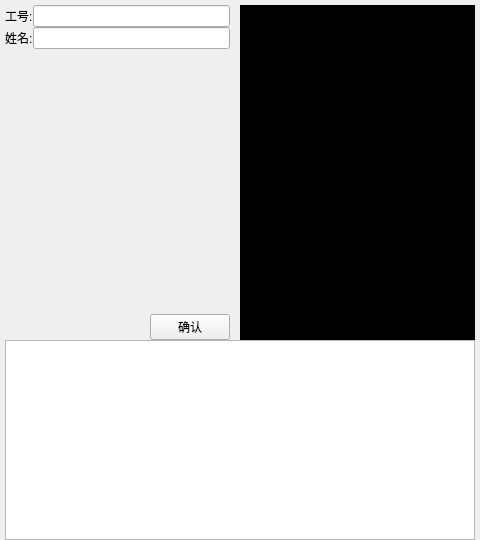
Before: the Qt Designer form ui/register/registerpage.ui in ChaoII/fram-qt, drawn with Qt 5.
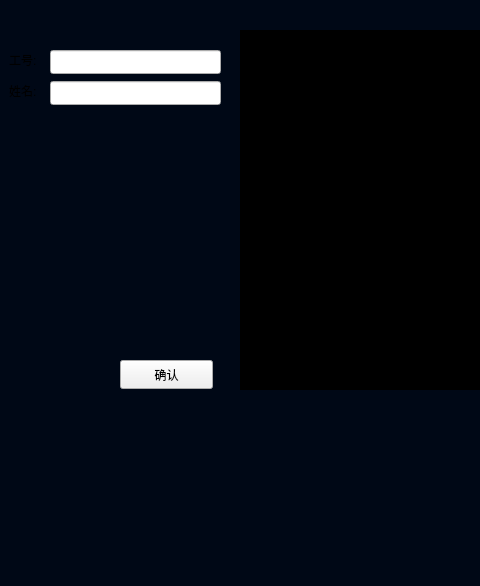
After: the same form once the commit is applied. Icons and pictures are not drawn.

Commit message: optmize ui style

Diff of the .ui file:
```diff
--- a/ui/register/registerpage.ui
+++ b/ui/register/registerpage.ui
@@ -7,7 +7,7 @@
     <x>0</x>
     <y>0</y>
     <width>480</width>
-    <height>540</height>
+    <height>586</height>
    </rect>
   </property>
   <property name="sizePolicy">
@@ -16,181 +16,170 @@
     <verstretch>0</verstretch>
    </sizepolicy>
   </property>
-  <property name="minimumSize">
-   <size>
-    <width>480</width>
-    <height>540</height>
-   </size>
-  </property>
-  <property name="maximumSize">
-   <size>
-    <width>480</width>
-    <height>540</height>
-   </size>
-  </property>
   <property name="windowTitle">
    <string>Form</string>
   </property>
   <property name="styleSheet">
-   <string notr="true"/>
+   <string notr="true">#RegisterPage{
+	background-color: rgb(0, 8, 22);
+}
+#lw_icon{
+	background-color:transparent;
+	color:rgb(255,255,255);
+}
+#pic_cover{
+	border-image: url(:/image/注册摄像头界面240x360.png);
+}
+
+#bar_cover{
+border-image:url(:/image/上部标题栏480X24.png);
+}
+</string>
   </property>
-  <layout class="QVBoxLayout" name="verticalLayout_2">
-   <property name="spacing">
-    <number>0</number>
+  <widget class="QListWidget" name="lw_icon">
+   <property name="geometry">
+    <rect>
+     <x>0</x>
+     <y>400</y>
+     <width>480</width>
+     <height>183</height>
+    </rect>
    </property>
-   <property name="sizeConstraint">
-    <enum>QLayout::SetMaximumSize</enum>
+   <property name="sizePolicy">
+    <sizepolicy hsizetype="Preferred" vsizetype="Preferred">
+     <horstretch>0</horstretch>
+     <verstretch>0</verstretch>
+    </sizepolicy>
    </property>
-   <property name="leftMargin">
-    <number>5</number>
+  </widget>
+  <widget class="QWidget" name="pic_cover" native="true">
+   <property name="geometry">
+    <rect>
+     <x>240</x>
+     <y>30</y>
+     <width>240</width>
+     <height>360</height>
+    </rect>
    </property>
-   <property name="topMargin">
-    <number>5</number>
+  </widget>
+  <widget class="QWidget" name="bar_cover" native="true">
+   <property name="geometry">
+    <rect>
+     <x>0</x>
+     <y>0</y>
+     <width>480</width>
+     <height>24</height>
+    </rect>
    </property>
-   <property name="rightMargin">
-    <number>5</number>
+  </widget>
+  <widget class="QLabel" name="lb_picture">
+   <property name="geometry">
+    <rect>
+     <x>240</x>
+     <y>30</y>
+     <width>240</width>
+     <height>360</height>
+    </rect>
    </property>
-   <property name="bottomMargin">
-    <number>0</number>
+   <property name="sizePolicy">
+    <sizepolicy hsizetype="Ignored" vsizetype="Ignored">
+     <horstretch>0</horstretch>
+     <verstretch>0</verstretch>
+    </sizepolicy>
    </property>
-   <item>
-    <layout class="QHBoxLayout" name="horizontalLayout_2" stretch="1,1">
-     <property name="spacing">
-      <number>0</number>
-     </property>
-     <item>
-      <layout class="QVBoxLayout" name="verticalLayout">
-       <item>
-        <layout class="QFormLayout" name="formLayout">
-         <property name="rightMargin">
-          <number>10</number>
-         </property>
-         <item row="0" column="0">
-          <widget class="QLabel" name="lb_staffno">
-           <property name="text">
-            <string>工号:</string>
-           </property>
-          </widget>
-         </item>
-         <item row="0" column="1">
-          <widget class="QLineEdit" name="le_staffno"/>
-         </item>
-         <item row="1" column="0">
-          <widget class="QLabel" name="lb_name">
-           <property name="text">
-            <string>姓名:</string>
-           </property>
-          </widget>
-         </item>
-         <item row="1" column="1">
-          <widget class="QLineEdit" name="le_name"/>
-         </item>
-        </layout>
-       </item>
-       <item>
-        <spacer name="verticalSpacer">
-         <property name="orientation">
-          <enum>Qt::Vertical</enum>
-         </property>
-         <property name="sizeHint" stdset="0">
-          <size>
-           <width>20</width>
-           <height>40</height>
-          </size>
-         </property>
-        </spacer>
-       </item>
-       <item>
-        <layout class="QHBoxLayout" name="horizontalLayout">
-         <property name="spacing">
-          <number>0</number>
-         </property>
-         <property name="rightMargin">
-          <number>10</number>
-         </property>
-         <item>
-          <spacer name="horizontalSpacer">
-           <property name="orientation">
-            <enum>Qt::Horizontal</enum>
-           </property>
-           <property name="sizeHint" stdset="0">
-            <size>
-             <width>40</width>
-             <height>20</height>
-            </size>
-           </property>
-          </spacer>
-         </item>
-         <item>
-          <widget class="QPushButton" name="pb_ensure">
-           <property name="sizePolicy">
-            <sizepolicy hsizetype="Preferred" vsizetype="Preferred">
-             <horstretch>0</horstretch>
-             <verstretch>0</verstretch>
-            </sizepolicy>
-           </property>
-           <property name="maximumSize">
-            <size>
-             <width>120</width>
-             <height>40</height>
-            </size>
-           </property>
-           <property name="text">
-            <string>确认</string>
-           </property>
-           <property name="flat">
-            <bool>false</bool>
-           </property>
-          </widget>
-         </item>
-        </layout>
-       </item>
-      </layout>
-     </item>
-     <item>
-      <widget class="QLabel" name="lb_picture">
-       <property name="sizePolicy">
-        <sizepolicy hsizetype="Ignored" vsizetype="Ignored">
-         <horstretch>0</horstretch>
-         <verstretch>0</verstretch>
-        </sizepolicy>
-       </property>
-       <property name="styleSheet">
-        <string notr="true">background-color: rgb(0, 0, 0);</string>
-       </property>
-       <property name="text">
-        <string/>
-       </property>
-       <property name="scaledContents">
-        <bool>true</bool>
-       </property>
-      </widget>
-     </item>
-    </layout>
-   </item>
-   <item>
-    <widget class="QListWidget" name="lw_icon">
-     <property name="sizePolicy">
-      <sizepolicy hsizetype="Preferred" vsizetype="Preferred">
-       <horstretch>0</horstretch>
-       <verstretch>0</verstretch>
-      </sizepolicy>
-     </property>
-     <property name="minimumSize">
-      <size>
-       <width>0</width>
-       <height>200</height>
-      </size>
-     </property>
-     <property name="maximumSize">
-      <size>
-       <width>16777215</width>
-       <height>200</height>
-      </size>
-     </property>
-    </widget>
-   </item>
-  </layout>
+   <property name="styleSheet">
+    <string notr="true">background-color: rgb(0, 0, 0);</string>
+   </property>
+   <property name="text">
+    <string/>
+   </property>
+   <property name="scaledContents">
+    <bool>true</bool>
+   </property>
+  </widget>
+  <widget class="QLineEdit" name="le_staffno">
+   <property name="geometry">
+    <rect>
+     <x>50</x>
+     <y>50</y>
+     <width>171</width>
+     <height>24</height>
+    </rect>
+   </property>
+  </widget>
+  <widget class="QLabel" name="lb_name">
+   <property name="geometry">
+    <rect>
+     <x>9</x>
+     <y>81</y>
+     <width>34</width>
+     <height>20</height>
+    </rect>
+   </property>
+   <property name="text">
+    <string>姓名:</string>
+   </property>
+  </widget>
+  <widget class="QLabel" name="lb_staffno">
+   <property name="geometry">
+    <rect>
+     <x>9</x>
+     <y>50</y>
+     <width>34</width>
+     <height>20</height>
+    </rect>
+   </property>
+   <property name="text">
+    <string>工号:</string>
+   </property>
+  </widget>
+  <widget class="QLineEdit" name="le_name">
+   <property name="geometry">
+    <rect>
+     <x>50</x>
+     <y>81</y>
+     <width>171</width>
+     <height>24</height>
+    </rect>
+   </property>
+  </widget>
+  <widget class="QPushButton" name="pb_ensure">
+   <property name="geometry">
+    <rect>
+     <x>120</x>
+     <y>360</y>
+     <width>93</width>
+     <height>29</height>
+    </rect>
+   </property>
+   <property name="sizePolicy">
+    <sizepolicy hsizetype="Preferred" vsizetype="Preferred">
+     <horstretch>0</horstretch>
+     <verstretch>0</verstretch>
+    </sizepolicy>
+   </property>
+   <property name="maximumSize">
+    <size>
+     <width>120</width>
+     <height>40</height>
+    </size>
+   </property>
+   <property name="text">
+    <string>确认</string>
+   </property>
+   <property name="flat">
+    <bool>false</bool>
+   </property>
+  </widget>
+  <zorder>lb_picture</zorder>
+  <zorder>lw_icon</zorder>
+  <zorder>pic_cover</zorder>
+  <zorder>bar_cover</zorder>
+  <zorder>le_staffno</zorder>
+  <zorder>lb_name</zorder>
+  <zorder>lb_staffno</zorder>
+  <zorder>le_name</zorder>
+  <zorder>pb_ensure</zorder>
  </widget>
  <resources/>
  <connections/>
```
The commit also changes 80 other files.
